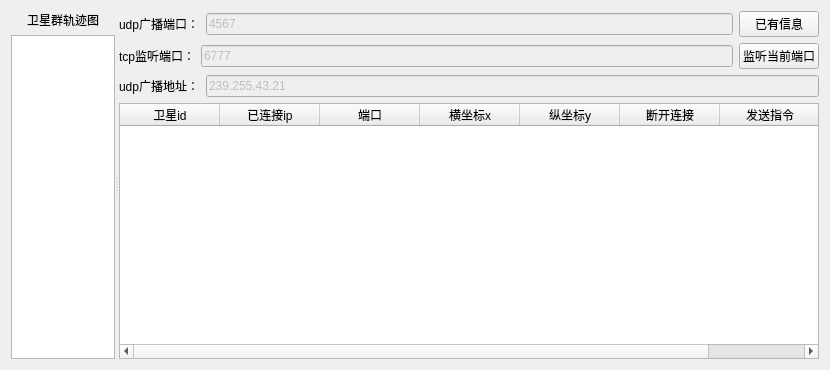
Qt form server.ui (VictorySong/ls) before a commit.
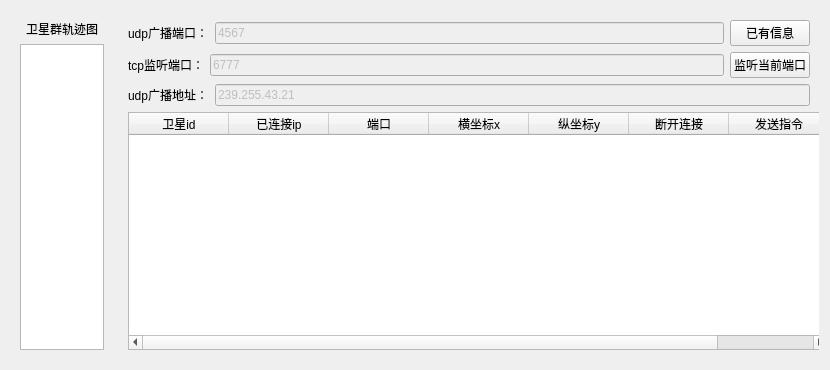
The same form after that commit.

Commit message: 为server添加工具栏

```diff
--- a/server.ui
+++ b/server.ui
@@ -15,10 +15,15 @@
   </property>
   <layout class="QVBoxLayout" name="verticalLayout_3">
    <item>
-    <widget class="QSplitter" name="splitter">
-     <property name="orientation">
-      <enum>Qt::Horizontal</enum>
+    <layout class="QVBoxLayout" name="verticalLayout_4">
+     <property name="spacing">
+      <number>1</number>
      </property>
+    </layout>
+   </item>
+   <item>
+    <layout class="QHBoxLayout" name="horizontalLayout_4">
+     <item>
      <widget class="QWidget" name="widget" native="true">
       <layout class="QVBoxLayout" name="verticalLayout_2">
        <item alignment="Qt::AlignHCenter">
@@ -40,6 +45,8 @@
        </item>
       </layout>
      </widget>
+     </item>
+     <item>
      <widget class="QWidget" name="widget_2" native="true">
       <property name="sizePolicy">
        <sizepolicy hsizetype="Fixed" vsizetype="Preferred">
@@ -232,7 +239,8 @@
        </item>
       </layout>
      </widget>
-    </widget>
+     </item>
+    </layout>
    </item>
   </layout>
  </widget>
```
Lines whose indentation alone changed are shown as unchanged. The commit also changes 4 other files.
